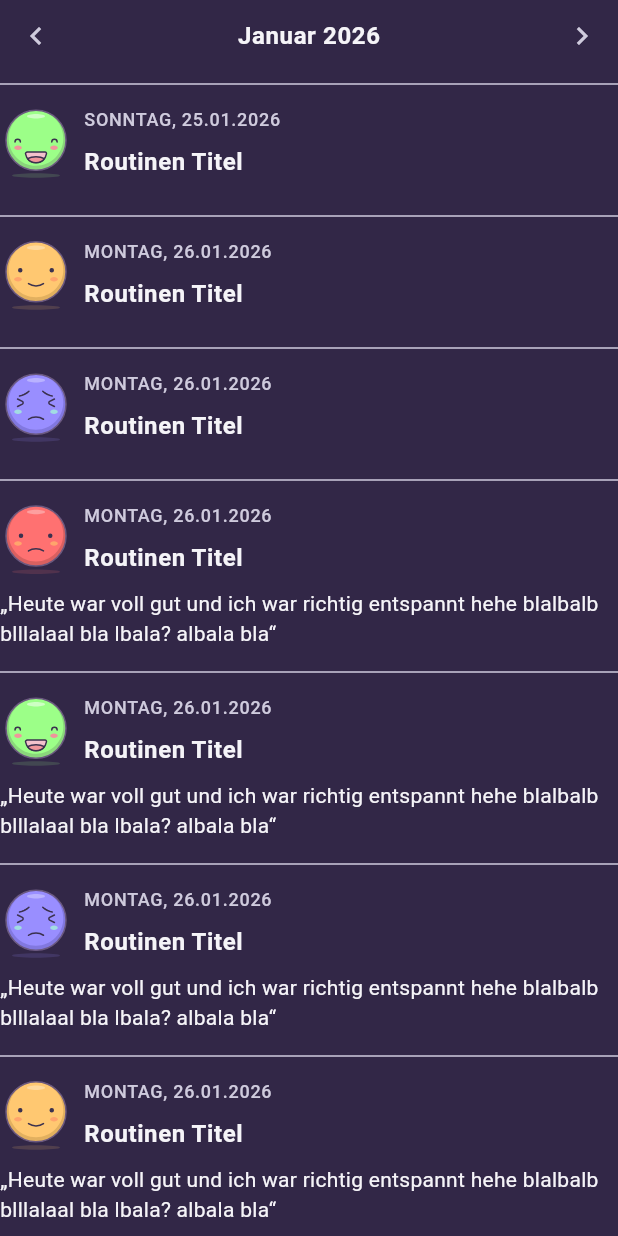
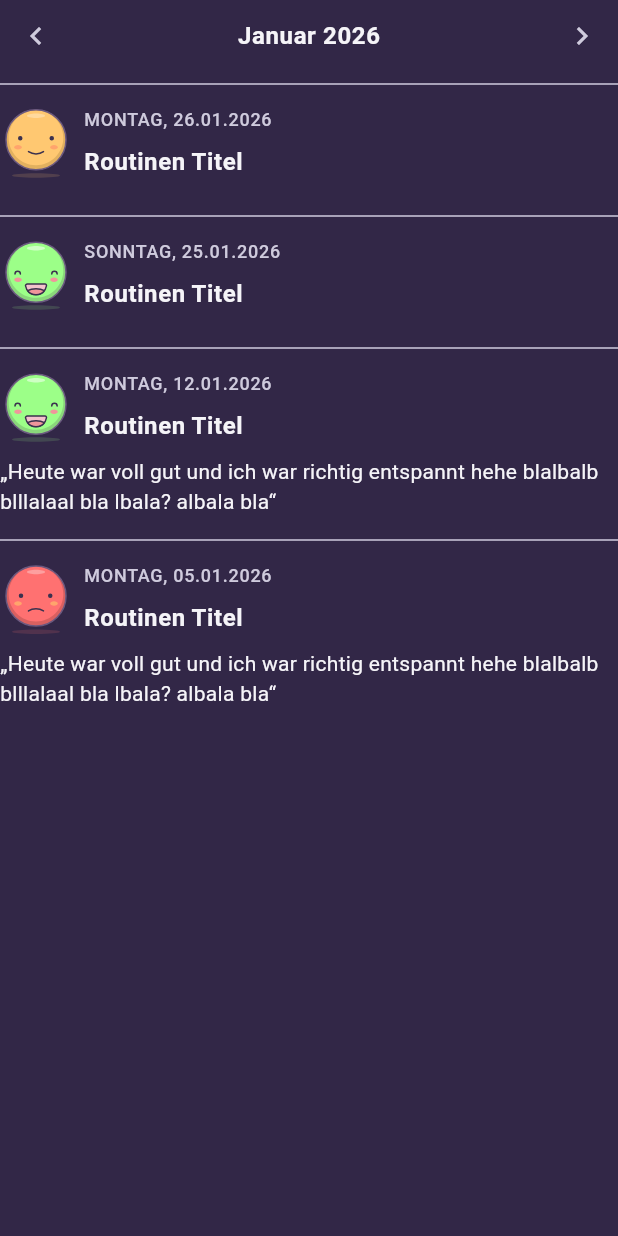
Before and after one commit to Bayoura/evening-flow, a Flutter app: the MoodListView widget shown alone on an empty page, opened directly, on a phone screen of 412 x 824 dp. Run offline on Flutter 3.47's test engine with Material 3 defaults, Android fonts, the phone set to English and light mode, and no system bars; our stand-ins replace flutter_svg, table_calendar; Roboto replaces fonts that are missing (JakartaPlusSans).

Commit message:
Show correct mood entries per month in calendar and list views

```diff
--- a/lib/models/mood/mood_entry.dart
+++ b/lib/models/mood/mood_entry.dart
@@ -4,6 +4,7 @@ class MoodEntry {
   final DateTime date;
   final Mood mood;
   final String routineId;
+  // TODO: remove routineTitle. get RoutineViewModel / RoutineModel instead
   final String routineTitle;
   final String? note;
 
--- a/lib/viewmodels/mood_view_model.dart
+++ b/lib/viewmodels/mood_view_model.dart
@@ -1,9 +1,11 @@
+import 'package:evening_flow/data/mock/mood_entry_list.dart';
+import 'package:evening_flow/models/mood/mood_entry.dart';
 import 'package:evening_flow/models/mood/mood_view_mode.dart';
 import 'package:flutter/material.dart';
 
 class MoodViewModel extends ChangeNotifier {
   MoodViewMode _viewMode = MoodViewMode.calendar;
-  DateTime _currentMonthAnchor =
+  DateTime _visibleMonth =
       DateTime.now(); //determines the month which is displayed
   DateTime? _selectedDay;
 
@@ -11,10 +13,36 @@ class MoodViewModel extends ChangeNotifier {
   String get utilityButtonLabel =>
       _viewMode == MoodViewMode.calendar ? "Listenansicht" : "Kalenderansicht";
 
-  DateTime get currentMonthAnchor => _currentMonthAnchor;
+  DateTime get currentVisibleMonth => _visibleMonth;
   DateTime get currentMonth =>
-      DateTime(_currentMonthAnchor.year, _currentMonthAnchor.month);
+      DateTime(_visibleMonth.year, _visibleMonth.month);
   DateTime? get selectedDay => _selectedDay;
+  DateTime get monthStart => DateTime(currentMonth.year, currentMonth.month, 1);
+  DateTime get monthEnd =>
+      DateTime(currentMonth.year, currentMonth.month + 1, 0);
+
+  // Get all entries for the current month (only for MoodListView)
+  List<MoodEntry> get entriesForCurrentMonth {
+    return allEntries
+        .where(
+          (entry) =>
+              !entry.date.isBefore(monthStart) && !entry.date.isAfter(monthEnd),
+        )
+        .toList()
+      ..sort((a, b) => b.date.compareTo(a.date));
+  }
+
+  // Check if there is an entry for that day (MoodCalendarView)
+  MoodEntry? entryForDay(DateTime day) {
+    for (final entry in allEntries) {
+      if (entry.date.year == day.year &&
+          entry.date.month == day.month &&
+          entry.date.day == day.day) {
+        return entry;
+      }
+    }
+    return null;
+  }
 
   void _showCalendarView() {
     if (_viewMode == MoodViewMode.calendar) return;
@@ -32,8 +60,8 @@ class MoodViewModel extends ChangeNotifier {
     _viewMode == MoodViewMode.calendar ? _showListView() : _showCalendarView();
   }
 
-  void setMonthAnchor(DateTime anchor) {
-    _currentMonthAnchor = anchor;
+  void setVisibleMonth(DateTime month) {
+    _visibleMonth = month;
     notifyListeners();
   }
 
@@ -43,20 +71,12 @@ class MoodViewModel extends ChangeNotifier {
   }
 
   void goToPreviousMonth() {
-    _currentMonthAnchor = DateTime(
-      _currentMonthAnchor.year,
-      _currentMonthAnchor.month - 1,
-      1,
-    );
+    _visibleMonth = DateTime(_visibleMonth.year, _visibleMonth.month - 1, 1);
     notifyListeners();
   }
 
   void goToNextMonth() {
-    _currentMonthAnchor = DateTime(
-      _currentMonthAnchor.year,
-      _currentMonthAnchor.month + 1,
-      1,
-    );
+    _visibleMonth = DateTime(_visibleMonth.year, _visibleMonth.month + 1, 1);
     notifyListeners();
   }
 }
--- a/lib/views/mood/mood_list_view.dart
+++ b/lib/views/mood/mood_list_view.dart
@@ -1,5 +1,3 @@
-import 'package:evening_flow/models/mood/mood.dart';
-import 'package:evening_flow/models/mood/mood_entry.dart';
 import 'package:evening_flow/viewmodels/mood_view_model.dart';
 import 'package:evening_flow/views/mood/widgets/month_header.dart';
 import 'package:evening_flow/views/mood/widgets/mood_list_item.dart';
@@ -12,80 +10,12 @@ class MoodListView extends StatelessWidget {
   @override
   Widget build(BuildContext context) {
     final moodViewModel = context.watch<MoodViewModel>();
-    List<MoodEntry> entries = [
-      MoodEntry(
-        date: DateTime(2026, 1, 25),
-        mood: Mood.veryGood,
-        routineId: "routineId",
-        routineTitle: "Routinen Titel",
-        note: "",
-      ),
-      MoodEntry(
-        date: DateTime(2026, 1, 26),
-        mood: Mood.good,
-        routineId: "routineId",
-        routineTitle: "Routinen Titel",
-      ),
-      MoodEntry(
-        date: DateTime(2026, 1, 26),
-        mood: Mood.veryBad,
-        routineId: "routineId",
-        routineTitle: "Routinen Titel",
-        note: "",
-      ),
-      MoodEntry(
-        date: DateTime(2026, 1, 26),
-        mood: Mood.bad,
-        routineId: "routineId",
-        routineTitle: "Routinen Titel",
-        note:
-            "Heute war voll gut und ich war richtig entspannt hehe blalbalb blllalaal bla lbala? albala bla",
-      ),
-      MoodEntry(
-        date: DateTime(2026, 1, 26),
-        mood: Mood.veryGood,
-        routineId: "routineId",
-        routineTitle: "Routinen Titel",
-        note:
-            "Heute war voll gut und ich war richtig entspannt hehe blalbalb blllalaal bla lbala? albala bla",
-      ),
-      MoodEntry(
-        date: DateTime(2026, 1, 26),
-        mood: Mood.veryBad,
-        routineId: "routineId",
-        routineTitle: "Routinen Titel",
-        note:
-            "Heute war voll gut und ich war richtig entspannt hehe blalbalb blllalaal bla lbala? albala bla",
-      ),
-      MoodEntry(
-        date: DateTime(2026, 1, 26),
-        mood: Mood.good,
-        routineId: "routineId",
-        routineTitle: "Routinen Titel",
-        note:
-            "Heute war voll gut und ich war richtig entspannt hehe blalbalb blllalaal bla lbala? albala bla",
-      ),
-      MoodEntry(
-        date: DateTime(2026, 1, 26),
-        mood: Mood.bad,
-        routineId: "routineId",
-        routineTitle: "Routinen Titel",
-        note:
-            "Heute war voll gut und ich war richtig entspannt hehe blalbalb blllalaal bla lbala? albala bla",
-      ),
-      MoodEntry(
-        date: DateTime(2026, 1, 27),
-        mood: Mood.veryGood,
-        routineId: "routineId",
-        routineTitle: "Routinen Titel",
-        note: "Heute war voll gut",
-      ),
-    ];
+    final entries = moodViewModel.entriesForCurrentMonth;
 
     return Column(
       children: [
         MonthHeader(
-          focusedMonth: moodViewModel.currentMonthAnchor,
+          focusedMonth: moodViewModel.currentVisibleMonth,
           onPrevious: moodViewModel.goToPreviousMonth,
           onNext: moodViewModel.goToNextMonth,
         ),
```
Also changed, not shown: lib/data/mock/example_routines.dart (+4 -4 lines), lib/views/mood/widgets/calendar.dart (+9 -24 lines).
